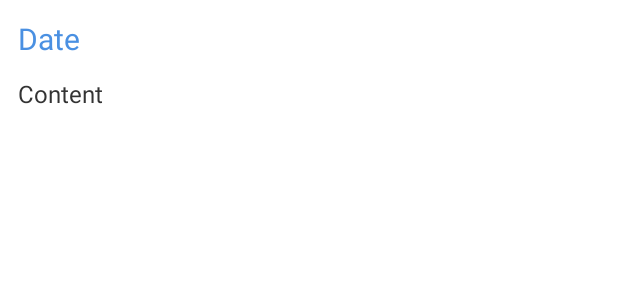
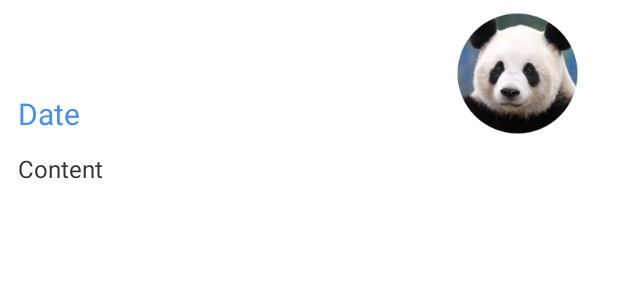
Before and after one commit to fstephany/carte-interactive, an Android app: the layout news_layout.xml on its own in the app's theme, with its tools: preview values and no code run, on a phone screen of 412 x 824 dp. Shown: the top 300 px of the screen. Run offline under Robolectric (Android 15) with nearby library versions, the phone set to English and light mode, and no system bars; network calls fail.

Commit message:
Design News Activity

```diff
--- a/app/src/main/java/com/micsc15/xpark/models/Facebook/NewsSchema.java
+++ b/app/src/main/java/com/micsc15/xpark/models/Facebook/NewsSchema.java
@@ -1,4 +1,6 @@
 package com.micsc15.xpark.models.Facebook;
+
+import android.net.Uri;
 
 import java.util.Date;
 
@@ -11,7 +13,7 @@ public class NewsSchema {
     public String Author;
     public String Title;
     public String Content;
-    public String ImageUrl;
+    public Uri ImageUri;
     public String FeedUrl;
     public Date PublishDate;
 
--- a/app/src/main/res/layout/activity_news.xml
+++ b/app/src/main/res/layout/activity_news.xml
@@ -9,7 +9,6 @@
         android:background="#333"
         android:layout_width="match_parent"
         android:layout_height="fill_parent">
-
     </ListView>
 
 </RelativeLayout>
--- a/app/src/main/res/layout/news_layout.xml
+++ b/app/src/main/res/layout/news_layout.xml
@@ -6,10 +6,24 @@
     android:layout_height="match_parent"
     >
 
+    <ImageView
+        android:id="@+id/picture"
+        android:minHeight="50dp"
+        android:layout_height="wrap_content"
+        android:layout_width="wrap_content" />
+
+    <ImageView
+        android:layout_alignParentRight="true"
+        android:layout_height="wrap_content"
+        android:layout_width="wrap_content"
+        android:layout_marginRight="18dp"
+        android:src="@drawable/panda" />
+
     <TextView
         android:id="@+id/datum"
         android:layout_width="fill_parent"
         android:layout_height="wrap_content"
+        android:layout_below="@id/picture"
         android:textColor="#4A90E2"
         android:text="Date"
         android:layout_margin="6dp"
```
Also changed, not shown: app/src/main/java/com/micsc15/xpark/activities/NewsActivity.java (+7 -2 lines), app/src/main/java/com/micsc15/xpark/managers/NewsManager.java (+5 -6 lines).
